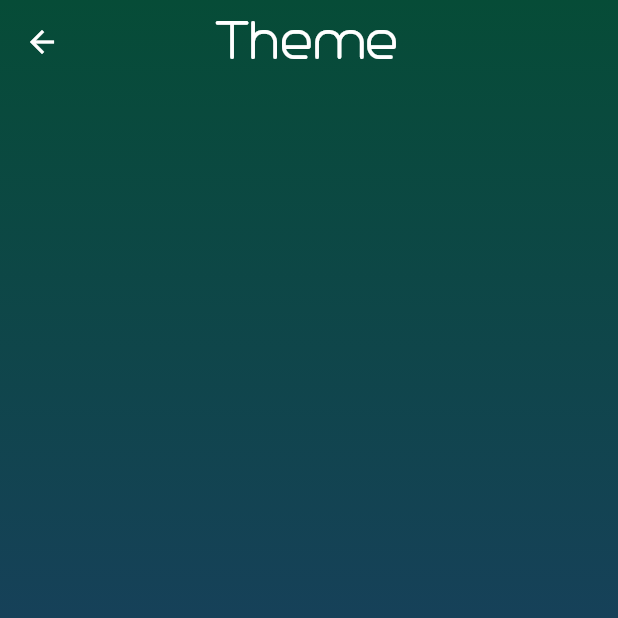
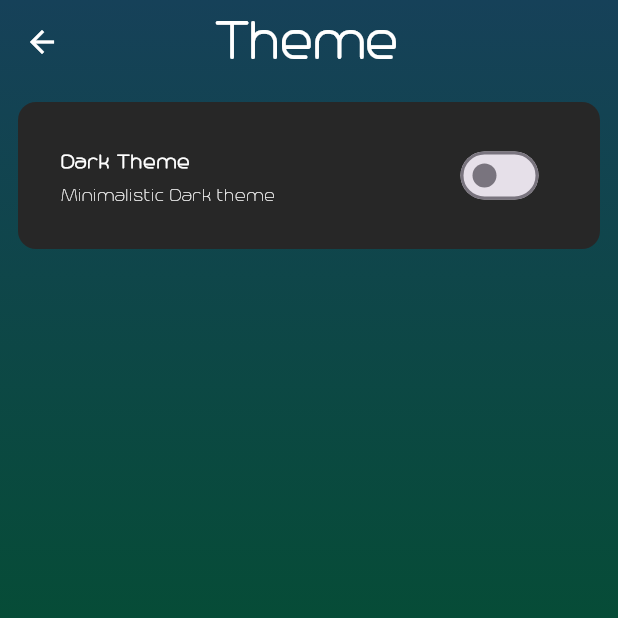
Before and after one commit to NishTheFish92/FlutterToDoList, a Flutter app: the MenuScreen screen opened by its route, after a tap on "Theme", on a phone screen of 412 x 824 dp, the top half of it. Run offline on Flutter 3.47's test engine with Material 3 defaults, Android fonts, the phone set to English and light mode, and no system bars; our stand-ins replace flutter_animate, flutter_slidable, hive_flutter; accounts and stored records are empty.

Commit message:
Created About page, implemented Switchlisttile in theme page, minor bug fixes

```diff
--- a/lib/Screens/menu.dart
+++ b/lib/Screens/menu.dart
@@ -1,6 +1,7 @@
 // ignore_for_file: prefer_const_constructors, prefer_const_literals_to_create_immutables
 
 import 'package:flutter/material.dart';
+import 'package:to_do_application/Screens/aboutapp.dart';
 import 'package:to_do_application/Screens/home_screen.dart';
 import 'package:to_do_application/Screens/themepage.dart';
 import 'package:to_do_application/util/menuoption.dart';
@@ -43,8 +44,8 @@ class MenuScreen extends StatelessWidget {
         child: ListView(
           children: [
             Menuoption(
-              optionicon: Icons.home,
-              optiontext: "Home Page",
+              optionicon: Icons.check,
+              optiontext: "Your Tasks",
               onclick: () {
                 Navigator.push(
                   context,
@@ -69,7 +70,14 @@ class MenuScreen extends StatelessWidget {
             Menuoption(
               optionicon: Icons.info,
               optiontext: "About",
-              onclick: () {},
+              onclick: () {
+                Navigator.push(
+                  context,
+                  MaterialPageRoute(
+                    builder: (context) => About(),
+                  ),
+                );
+              },
             ),
           ],
         ),
--- a/lib/Screens/themepage.dart
+++ b/lib/Screens/themepage.dart
@@ -1,8 +1,14 @@
 import 'package:flutter/material.dart';
 
-class Themepage extends StatelessWidget {
-  const Themepage({super.key});
+class Themepage extends StatefulWidget {
+  bool _toggled = false;
+  Themepage({super.key});
 
+  @override
+  State<Themepage> createState() => _ThemepageState();
+}
+
+class _ThemepageState extends State<Themepage> {
   @override
   Widget build(BuildContext context) {
     return Scaffold(
@@ -27,14 +33,53 @@ class Themepage extends StatelessWidget {
               end: Alignment.bottomCenter,
               colors: [
                 //const Color.fromARGB(255, 46, 52, 37),
+                const Color.fromARGB(255, 22, 65, 89),
                 const Color.fromARGB(255, 6, 76, 55),
-                const Color.fromARGB(255, 22, 65, 89),
               ],
               stops: [
                 0,
                 0.5
               ]),
         ),
+        child: ListView(
+          children: [
+            Padding(
+              padding: EdgeInsets.all(12),
+              child: Container(
+                padding: EdgeInsets.all(13),
+                decoration: BoxDecoration(
+                  color: Color.fromRGBO(39, 39, 39, 40),
+                  borderRadius: BorderRadius.circular(12),
+                ),
+                width: 0,
+                child: SwitchListTile(
+                  activeTrackColor: Color.fromARGB(255, 115, 87, 98),
+                  tileColor: Color.fromRGBO(39, 39, 39, 40),
+                  value: widget._toggled,
+                  title: Text(
+                    "Dark Theme",
+                    style: TextStyle(
+                      color: Colors.white,
+                      fontWeight: FontWeight.bold,
+                    ),
+                  ),
+                  subtitle: Text(
+                    "Minimalistic Dark theme",
+                    style: TextStyle(
+                      color: Colors.white,
+                      fontWeight: FontWeight.normal,
+                    ),
+                  ),
+                  onChanged: (newValue) {
+                    setState(() {
+                      widget._toggled = newValue;
+                    });
+                  },
+                ),
+              ),
+            )
+          ],
+        ),
       ),
     );
   }
```
Also changed, not shown: lib/Screens/aboutapp.dart (added, +55 -0 lines), lib/Screens/home_screen.dart (+8 -0 lines), lib/util/add_task.dart (+7 -9 lines).
